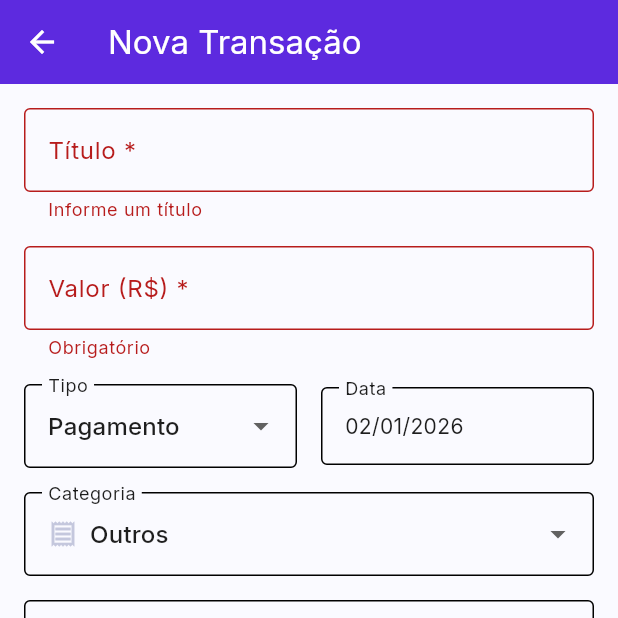
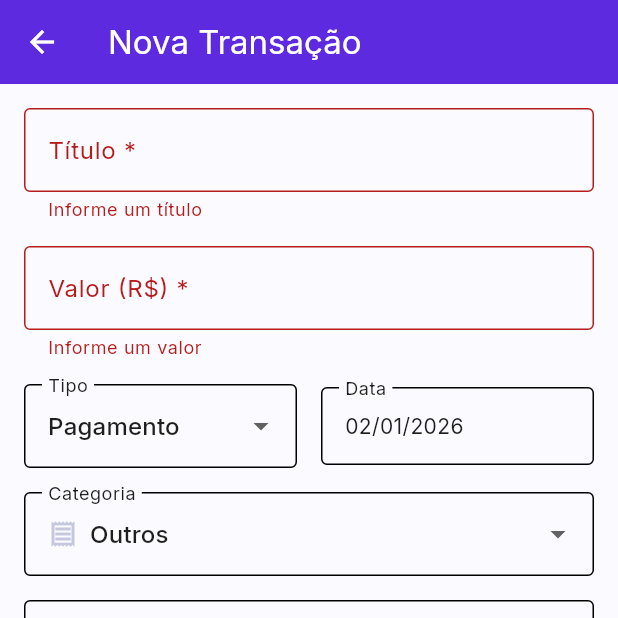
Before and after one commit to carolinarosatto/tech-challenge-3, a Flutter app: the CreateTransactionPage screen opened by its route, after a tap on "Criar", on a phone screen of 412 x 824 dp, the top half of it. Run offline on Flutter 3.47's test engine with Material 3 defaults, Android fonts, the phone set to English and light mode, and no system bars; our stand-ins replace cloud_firestore, firebase_core, firebase_storage, fl_chart, image_picker; accounts and stored records are empty; generated files the repository leaves out were written again.

Commit message:
Ajuste das validações de valor e tipo de transação

```diff
--- a/lib/models/enums/transaction_categories.dart
+++ b/lib/models/enums/transaction_categories.dart
@@ -9,6 +9,7 @@ enum TransactionCategory {
   health,
   education,
   pets,
+  deposit,
   other,
 }
 
@@ -31,6 +32,8 @@ extension TransactionCategoryExtension on TransactionCategory {
         return 'Pets';
       case TransactionCategory.other:
         return 'Outros';
+      case TransactionCategory.deposit:
+        return 'Depósito';
     }
   }
 
@@ -52,6 +55,8 @@ extension TransactionCategoryExtension on TransactionCategory {
         return Icons.pets_outlined;
       case TransactionCategory.other:
         return Icons.receipt_outlined;
+      case TransactionCategory.deposit:
+        return Icons.attach_money_sharp;
     }
   }
 
@@ -73,6 +78,8 @@ extension TransactionCategoryExtension on TransactionCategory {
         return AppColors.categoryPets;
       case TransactionCategory.other:
         return AppColors.categoryOther;
+      case TransactionCategory.deposit:
+        return AppColors.stateSuccess;
     }
   }
 
--- a/lib/views/pages/create_transaction_page.dart
+++ b/lib/views/pages/create_transaction_page.dart
@@ -287,7 +287,19 @@ class _CreateTransactionPageState extends State<CreateTransactionPage> {
                     controller: _amountController,
                     keyboardType: const TextInputType.numberWithOptions(decimal: true),
                     decoration: const InputDecoration(labelText: 'Valor (R\$) *', prefixText: 'R\$ ', border: OutlineInputBorder()),
-                    validator: (val) => val == null || val.isEmpty ? 'Obrigatório' : null,
+                    validator: (val) {
+                      if (val == null || val.isEmpty) {
+                        return 'Informe um valor';
+                      }
+                      final value = double.tryParse(val.replaceAll(',', '.'));
+                      if (value == null) {
+                        return 'Valor inválido';
+                      }
+                      if (value < 0) {
+                        return 'O valor deve ser positivo';
+                      }
+                      return null;
+                    },
                   ),
                   const SizedBox(height: 16),
 
@@ -298,7 +310,14 @@ class _CreateTransactionPageState extends State<CreateTransactionPage> {
                           initialValue: _selectedType,
                           decoration: const InputDecoration(labelText: 'Tipo', border: OutlineInputBorder()),
                           items: TransactionType.values.map((type) => DropdownMenuItem(value: type, child: Text(type.label))).toList(),
-                          onChanged: (val) => setState(() => _selectedType = val!),
+                          onChanged: (val) => setState(() {
+                            if(val == TransactionType.deposit) {
+                              _selectedCategory = TransactionCategory.deposit;
+                            } else {
+                              _selectedCategory = TransactionCategory.other;
+                            }
+                            _selectedType = val!;
+                          }),
                         ),
                       ),
                       const SizedBox(width: 16),
@@ -315,16 +334,30 @@ class _CreateTransactionPageState extends State<CreateTransactionPage> {
                   ),
                   const SizedBox(height: 16),
 
+                  if (_selectedType != TransactionType.deposit) ...[
                     DropdownButtonFormField<TransactionCategory>(
                       initialValue: _selectedCategory,
-                    decoration: const InputDecoration(labelText: 'Categoria', border: OutlineInputBorder()),
-                    items: TransactionCategory.values.map((cat) => DropdownMenuItem(
+                      decoration: const InputDecoration(
+                        labelText: 'Categoria',
+                        border: OutlineInputBorder(),
+                      ),
+                      items: TransactionCategory.values
+                          .where((cat) => cat != TransactionCategory.deposit)
+                          .map((cat) => DropdownMenuItem(
                                 value: cat,
-                      child: Row(children: [Icon(cat.icon, color: cat.colors, size: 20), const SizedBox(width: 8), Text(cat.label)]),
-                    )).toList(),
+                                child: Row(
+                                  children: [
+                                    Icon(cat.icon, color: cat.colors, size: 20),
+                                    const SizedBox(width: 8),
+                                    Text(cat.label),
+                                  ],
+                                ),
+                              ))
+                          .toList(),
                       onChanged: (val) => setState(() => _selectedCategory = val!),
                     ),
                     const SizedBox(height: 16),
+                  ],
 
                   TextFormField(
                     controller: _descriptionController,
```
Lines whose indentation alone changed are shown as unchanged.
